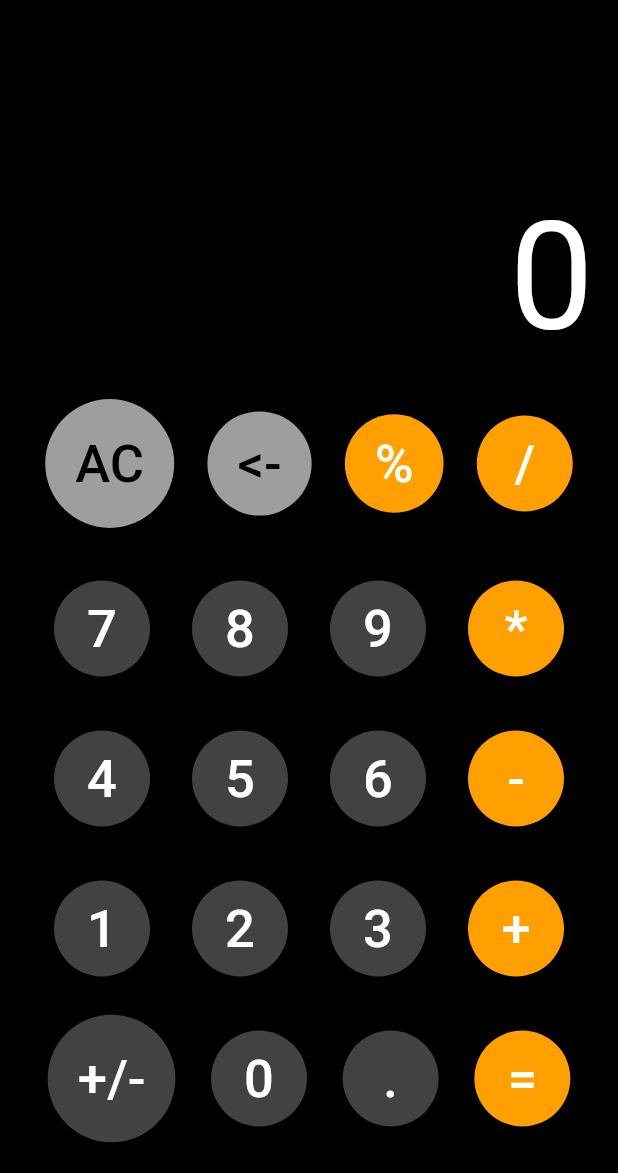
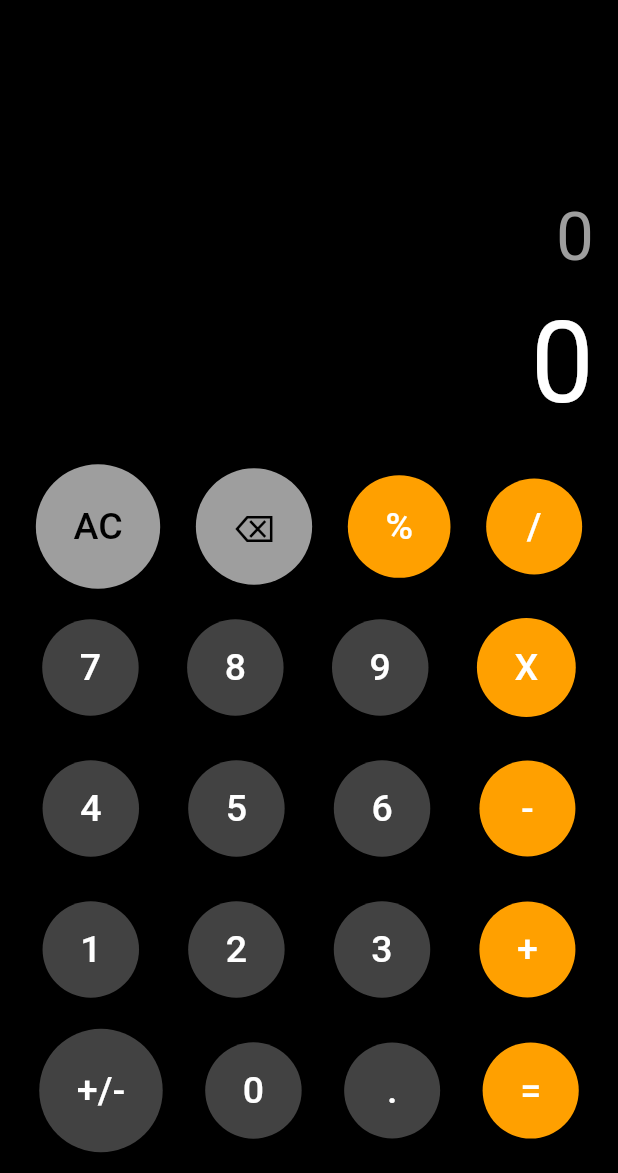
Before and after one commit to Abhijith-AK/calculator.app-flutter, a Flutter app: the screen it shows after launch, after a tap on "AC", on a phone screen of 412 x 824 dp, the part 63-1236 px from its top. Run offline on Flutter 3.47's test engine with Material 3 defaults, Android fonts, the phone set to English and light mode, and no system bars; our stand-ins replace math_expressions.

Commit message:
release commit

```diff
--- a/lib/main.dart
+++ b/lib/main.dart
@@ -1,4 +1,5 @@
 import 'package:flutter/material.dart';
+import 'package:math_expressions/math_expressions.dart';
 
 void main() {
   runApp(
@@ -26,19 +27,80 @@ class Calculator extends StatefulWidget {
 }
 
 class _CalculatorState extends State<Calculator> {
+  var equation = "";
+  var result = "";
+  var expression = "";
+
+  calculation(String buttonText) {
+    // used to check if the result contains a decimal
+    String doesContainDecimal(dynamic result) {
+      if (result.toString().contains('.')) {
+        List<String> splitDecimal = result.toString().split('.');
+        if (!(int.parse(splitDecimal[1]) > 0)) {
+          return result = splitDecimal[0].toString();
+        }
+      }
+      return result;
+    }
+
+    setState(() {
+      if (buttonText == "AC") {
+        equation = "0";
+        result = "0";
+      } else if (buttonText == "⌫") {
+        equation = equation.substring(0, equation.length - 1);
+        if (equation == "") {
+          equation = "0";
+        }
+      } else if (buttonText == "+/-") {
+        if (equation[0] != '-') {
+          equation = '-$equation';
+        } else {
+          equation = equation.substring(1);
+        }
+      } else if (buttonText == "=") {
+        expression = equation;
+        expression = expression.replaceAll('X', '*');
+        expression = expression.replaceAll('÷', '/');
+        expression = expression.replaceAll('%', '%');
+
+        try {
+          Parser p = Parser();
+          Expression exp = p.parse(expression);
+
+          ContextModel cm = ContextModel();
+          result = '${exp.evaluate(EvaluationType.REAL, cm)}';
+          if (expression.contains('%')) {
+            result = doesContainDecimal(result);
+          }
+        } catch (e) {
+          result = "Error";
+        }
+      } else {
+        if (equation == "0") {
+          equation = buttonText;
+        } else {
+          equation = equation + buttonText;
+        }
+      }
+    });
+  }
+
   Widget calcButton(String btntxt, Color btncolor, Color textcolor) {
     return ElevatedButton(
       onPressed: () {
-        //TODO function to add argument of button
+        calculation(btntxt);
       },
       style: ButtonStyle(
         backgroundColor: MaterialStatePropertyAll(btncolor),
         shape: const MaterialStatePropertyAll(CircleBorder()),
-        padding: const MaterialStatePropertyAll(EdgeInsets.all(20)),
+                padding: const MaterialStatePropertyAll(EdgeInsets.all(25)),
+
       ),
       child: Text(
         btntxt,
-        style: TextStyle(color: textcolor, fontSize: 35),
+        textAlign: TextAlign.center,
+        style: TextStyle(color: textcolor, fontSize: 25),
       ),
     );
   }
@@ -56,6 +118,7 @@ class _CalculatorState extends State<Calculator> {
       ),
       body: Padding(
         padding: const EdgeInsets.all(8.0),
+        child: Expanded(
           child: Column(
             mainAxisAlignment: MainAxisAlignment.end,
             children: [
@@ -65,41 +128,57 @@ class _CalculatorState extends State<Calculator> {
                 children: [
                   Padding(
                     padding: const EdgeInsets.all(8.0),
-                  child: Text(
-                    '0',
+                    child: Column(
+                      crossAxisAlignment: CrossAxisAlignment.end,
+                      children: [
+                        Text(
+                          equation,
                           textAlign: TextAlign.left,
-                    style: TextStyle(
+                          style: const TextStyle(color: Colors.grey, fontSize: 45),
+                        ),
+                        Text(
+                          result,
+                          textAlign: TextAlign.left,
+                          style: const TextStyle(
                             color: Colors.white,
-                      fontSize: 100,
-                    ),
+                            fontSize: 75,
                           ),
                         ),
                       ],
                     ),
-            Row(
-              mainAxisAlignment: MainAxisAlignment.spaceEvenly,
+                  ),
+                ],
+              ),
+              Padding(
+                padding: const EdgeInsets.all(4.0),
+                child: Row(
+                  mainAxisAlignment: MainAxisAlignment.spaceAround,
                   children: [
                     //Where calculate buttons are passed
                     calcButton('AC', Colors.grey, Colors.black),
-                calcButton('<-', Colors.grey, Colors.black),
+                    calcButton('⌫', Colors.grey, Colors.black),
                     calcButton('%', Colors.amber.shade700, Colors.white),
                     calcButton('/', Colors.amber.shade700, Colors.white),
                   ],
                 ),
-            const SizedBox(height: 20),
-            Row(
-              mainAxisAlignment: MainAxisAlignment.spaceEvenly,
+              ),
+              Padding(
+                padding: const EdgeInsets.all(4.0),
+                child: Row(
+                  mainAxisAlignment: MainAxisAlignment.spaceAround,
                   children: [
                     //Where calculate buttons are passed
                     calcButton('7', Colors.grey.shade800, Colors.white),
                     calcButton('8', Colors.grey.shade800, Colors.white),
                     calcButton('9', Colors.grey.shade800, Colors.white),
-                calcButton('*', Colors.amber.shade700, Colors.white),
+                    calcButton('X', Colors.amber.shade700, Colors.white),
                   ],
                 ),
-            const SizedBox(height: 10),
-            Row(
-              mainAxisAlignment: MainAxisAlignment.spaceEvenly,
+              ),
+              Padding(
+                padding: const EdgeInsets.all(4.0),
+                child: Row(
+                  mainAxisAlignment: MainAxisAlignment.spaceAround,
                   children: [
                     //Where calculate buttons are passed
                     calcButton('4', Colors.grey.shade800, Colors.white),
@@ -108,9 +187,11 @@ class _CalculatorState extends State<Calculator> {
                     calcButton('-', Colors.amber.shade700, Colors.white),
                   ],
                 ),
-            const SizedBox(height: 10),
-            Row(
-              mainAxisAlignment: MainAxisAlignment.spaceEvenly,
+              ),
+              Padding(
+                padding: const EdgeInsets.all(4.0),
+                child: Row(
+                  mainAxisAlignment: MainAxisAlignment.spaceAround,
                   children: [
                     //Where calculate buttons are passed
                     calcButton('1', Colors.grey.shade800, Colors.white),
@@ -119,9 +200,11 @@ class _CalculatorState extends State<Calculator> {
                     calcButton('+', Colors.amber.shade700, Colors.white),
                   ],
                 ),
-            const SizedBox(height: 10),
-            Row(
-              mainAxisAlignment: MainAxisAlignment.spaceEvenly,
+              ),
+              Padding(
+                padding: const EdgeInsets.all(4.0),
+                child: Row(
+                  mainAxisAlignment: MainAxisAlignment.spaceAround,
                   children: [
                     //Where calculate buttons are passed
                     calcButton('+/-', Colors.grey.shade800, Colors.white),
@@ -130,8 +213,9 @@ class _CalculatorState extends State<Calculator> {
                     calcButton('=', Colors.amber.shade700, Colors.white),
                   ],
                 ),
-            const SizedBox(height: 10),
+              ),
             ],
+          ),
         ),
       ),
     );
```
Also changed, not shown: pubspec.yaml (+5 -15 lines), pubspec.lock. Lines whose indentation alone changed are shown as unchanged.
